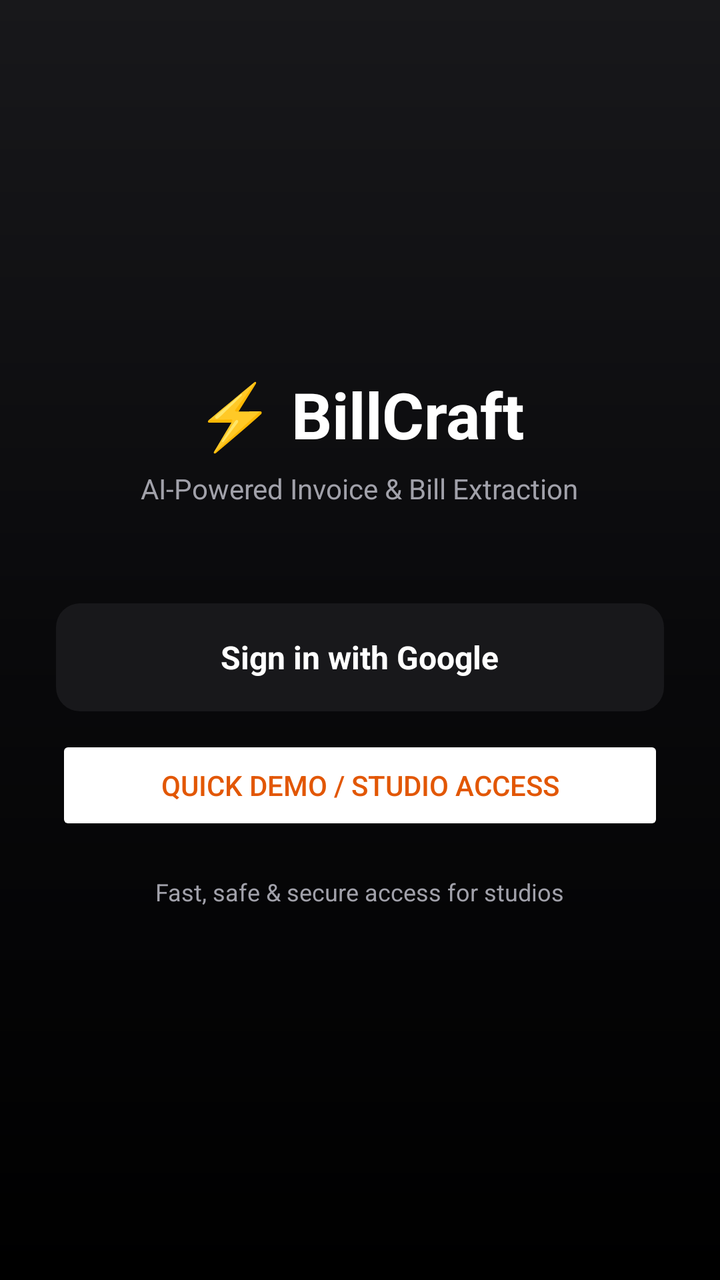
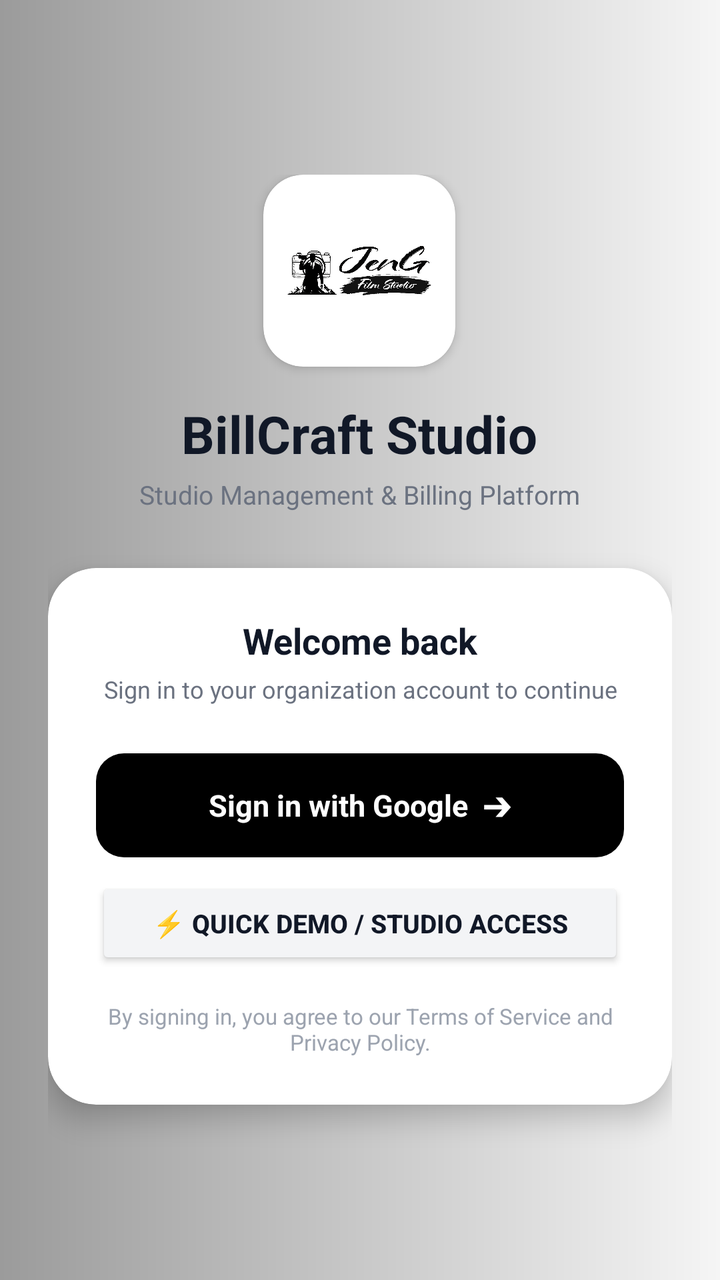

Before-and-after screenshots of an Android layout around one commit, followed by the original layout XML and the change that was made.
<!-- AndroidManifest.xml: application theme Theme.BillCraft -->
<!-- res/layout/activity_login.xml -->
<?xml version="1.0" encoding="utf-8"?>
<LinearLayout xmlns:android="http://schemas.android.com/apk/res/android"
    android:layout_width="match_parent"
    android:layout_height="match_parent"
    android:background="@drawable/bg_dark_gradient"
    android:gravity="center"
    android:orientation="vertical"
    android:padding="28dp">

    <TextView
        android:layout_width="wrap_content"
        android:layout_height="wrap_content"
        android:text="⚡ BillCraft"
        android:textColor="#FFFFFF"
        android:textSize="32sp"
        android:textStyle="bold" />

    <TextView
        android:layout_width="wrap_content"
        android:layout_height="wrap_content"
        android:layout_marginTop="6dp"
        android:text="AI-Powered Invoice &amp; Bill Extraction"
        android:textColor="@color/text_muted"
        android:textSize="14sp" />

    
    <LinearLayout
        android:id="@+id/btnGoogleSignIn"
        android:layout_width="match_parent"
        android:layout_height="54dp"
        android:layout_marginTop="48dp"
        android:background="@drawable/btn_primary_black"
        android:clickable="true"
        android:focusable="true"
        android:gravity="center"
        android:orientation="horizontal"
        android:paddingHorizontal="16dp">

        <TextView
            android:layout_width="wrap_content"
            android:layout_height="wrap_content"
            android:text="Sign in with Google"
            android:textColor="#FFFFFF"
            android:textSize="16sp"
            android:textStyle="bold" />
    </LinearLayout>

    <Button
        android:id="@+id/btnQuickAccess"
        android:layout_width="match_parent"
        android:layout_height="50dp"
        android:layout_marginTop="12dp"
        android:backgroundTint="@color/card_background"
        android:text="Quick Demo / Studio Access"
        android:textColor="@color/brand_orange"
        android:textSize="14sp" />

    <TextView
        android:layout_width="wrap_content"
        android:layout_height="wrap_content"
        android:layout_marginTop="20dp"
        android:text="Fast, safe &amp; secure access for studios"
        android:textColor="@color/text_muted"
        android:textSize="12sp" />

</LinearLayout>
<!-- resources referenced by this layout -->
<resources>
  <color name="brand_orange">#E25704</color>
  <color name="card_background">#FFFFFF</color>
  <color name="text_muted">#A1A1AA</color>
  <!-- drawable bg_dark_gradient (drawable) -->
  <?xml version="1.0" encoding="utf-8"?>
  <shape xmlns:android="http://schemas.android.com/apk/res/android"
      android:shape="rectangle">
      <gradient
          android:angle="270"
          android:startColor="#18181B"
          android:centerColor="#09090B"
          android:endColor="#000000"
          android:type="linear" />
  </shape>
  <!-- drawable btn_primary_black (drawable) -->
  <?xml version="1.0" encoding="utf-8"?>
  <ripple xmlns:android="http://schemas.android.com/apk/res/android"
      android:color="#3F3F46">
      <item>
          <shape android:shape="rectangle">
              <solid android:color="#18181B" />
              <corners android:radius="12dp" />
          </shape>
      </item>
  </ripple>
  <style name="Theme.BillCraft" parent="Theme.Material3.Light.NoActionBar">
          <item name="colorPrimary">@color/primary_black</item>
          <item name="colorOnPrimary">#FFFFFF</item>
          <item name="colorSecondary">@color/brand_orange</item>
          <item name="android:statusBarColor">@color/primary_dark</item>
          <item name="android:windowLightStatusBar">false</item>
          <item name="android:windowBackground">@color/app_background</item>
      </style>
  <color name="primary_black">#18181B</color>
  <color name="primary_dark">#09090B</color>
  <color name="app_background">#FAFAFA</color>
</resources>

<!-- the commit's change to res/layout/activity_login.xml (unified diff, before → after) -->
@@ -1,66 +1,132 @@
 <?xml version="1.0" encoding="utf-8"?>
 <LinearLayout xmlns:android="http://schemas.android.com/apk/res/android"
+    xmlns:app="http://schemas.android.com/apk/res-auto"
     android:layout_width="match_parent"
     android:layout_height="match_parent"
-    android:background="@drawable/bg_dark_gradient"
+    android:background="@drawable/bg_web_silver_gradient"
     android:gravity="center"
     android:orientation="vertical"
-    android:padding="28dp">
-
-    <TextView
-        android:layout_width="wrap_content"
-        android:layout_height="wrap_content"
-        android:text="⚡ BillCraft"
-        android:textColor="#FFFFFF"
-        android:textSize="32sp"
-        android:textStyle="bold" />
-
-    <TextView
-        android:layout_width="wrap_content"
-        android:layout_height="wrap_content"
-        android:layout_marginTop="6dp"
-        android:text="AI-Powered Invoice &amp; Bill Extraction"
-        android:textColor="@color/text_muted"
-        android:textSize="14sp" />
+    android:padding="24dp">
 
     
     <LinearLayout
-        android:id="@+id/btnGoogleSignIn"
-        android:layout_width="match_parent"
-        android:layout_height="54dp"
-        android:layout_marginTop="48dp"
-        android:background="@drawable/btn_primary_black"
-        android:clickable="true"
-        android:focusable="true"
+        android:layout_width="wrap_content"
+        android:layout_height="wrap_content"
         android:gravity="center"
-        android:orientation="horizontal"
-        android:paddingHorizontal="16dp">
+        android:orientation="vertical">
+
+        
+        <androidx.cardview.widget.CardView
+            android:layout_width="96dp"
+            android:layout_height="96dp"
+            app:cardCornerRadius="20dp"
+            app:cardElevation="3dp"
+            app:cardBackgroundColor="#FFFFFF">
+
+            <ImageView
+                android:id="@+id/ivAppLogo"
+                android:layout_width="match_parent"
+                android:layout_height="match_parent"
+                android:padding="12dp"
+                android:scaleType="fitCenter"
+                android:src="@drawable/app_logo" />
+        </androidx.cardview.widget.CardView>
 
         <TextView
             android:layout_width="wrap_content"
             android:layout_height="wrap_content"
-            android:text="Sign in with Google"
-            android:textColor="#FFFFFF"
-            android:textSize="16sp"
+            android:layout_marginTop="16dp"
+            android:text="BillCraft Studio"
+            android:textColor="#111827"
+            android:textSize="26sp"
             android:textStyle="bold" />
+
+        <TextView
+            android:layout_width="wrap_content"
+            android:layout_height="wrap_content"
+            android:layout_marginTop="4dp"
+            android:text="Studio Management &amp; Billing Platform"
+            android:textColor="#6B7280"
+            android:textSize="13sp" />
     </LinearLayout>
 
-    <Button
-        android:id="@+id/btnQuickAccess"
+    
+    <androidx.cardview.widget.CardView
         android:layout_width="match_parent"
-        android:layout_height="50dp"
-        android:layout_marginTop="12dp"
-        android:backgroundTint="@color/card_background"
-        android:text="Quick Demo / Studio Access"
-        android:textColor="@color/brand_orange"
-        android:textSize="14sp" />
+        android:layout_height="wrap_content"
+        android:layout_marginTop="28dp"
+        app:cardCornerRadius="24dp"
+        app:cardElevation="8dp"
+        app:cardBackgroundColor="#FFFFFF">
 
-    <TextView
-        android:layout_width="wrap_content"
-        android:layout_height="wrap_content"
-        android:layout_marginTop="20dp"
-        android:text="Fast, safe &amp; secure access for studios"
-        android:textColor="@color/text_muted"
-        android:textSize="12sp" />
+        <LinearLayout
+            android:layout_width="match_parent"
+            android:layout_height="wrap_content"
+            android:orientation="vertical"
+            android:padding="24dp">
+
+            <TextView
+                android:layout_width="match_parent"
+                android:layout_height="wrap_content"
+                android:gravity="center"
+                android:text="Welcome back"
+                android:textColor="#111827"
+                android:textSize="18sp"
+                android:textStyle="bold" />
+
+            <TextView
+                android:layout_width="match_parent"
+                android:layout_height="wrap_content"
+                android:layout_marginTop="4dp"
+                android:gravity="center"
+                android:text="Sign in to your organization account to continue"
+                android:textColor="#6B7280"
+                android:textSize="12sp" />
+
+            
+            <LinearLayout
+                android:id="@+id/btnGoogleSignIn"
+                android:layout_width="match_parent"
+                android:layout_height="52dp"
+                android:layout_marginTop="24dp"
+                android:background="@drawable/bg_black_button"
+                android:clickable="true"
+                android:focusable="true"
+                android:gravity="center"
+                android:orientation="horizontal"
+                android:paddingHorizontal="20dp">
+
+                <TextView
+                    android:layout_width="wrap_content"
+                    android:layout_height="wrap_content"
+                    android:text="Sign in with Google  ➔"
+                    android:textColor="#FFFFFF"
+                    android:textSize="15sp"
+                    android:textStyle="bold" />
+            </LinearLayout>
+
+            
+            <Button
+                android:id="@+id/btnQuickAccess"
+                android:layout_width="match_parent"
+                android:layout_height="46dp"
+                android:layout_marginTop="10dp"
+                android:backgroundTint="#F3F4F6"
+                android:text="⚡ Quick Demo / Studio Access"
+                android:textColor="#111827"
+                android:textSize="13sp"
+                android:textStyle="bold" />
+
+            <TextView
+                android:layout_width="match_parent"
+                android:layout_height="wrap_content"
+                android:layout_marginTop="16dp"
+                android:gravity="center"
+                android:text="By signing in, you agree to our Terms of Service and Privacy Policy."
+                android:textColor="#9CA3AF"
+                android:textSize="11sp" />
+
+        </LinearLayout>
+    </androidx.cardview.widget.CardView>
 
 </LinearLayout>
<!-- resource entries referenced after the edit -->
@@ -1,30 +1,26 @@
 <!-- resources referenced by this layout -->
 <resources>
-  <color name="brand_orange">#E25704</color>
-  <color name="card_background">#FFFFFF</color>
-  <color name="text_muted">#A1A1AA</color>
-  <!-- drawable bg_dark_gradient (drawable) -->
-  <?xml version="1.0" encoding="utf-8"?>
-  <shape xmlns:android="http://schemas.android.com/apk/res/android"
-      android:shape="rectangle">
-      <gradient
-          android:angle="270"
-          android:startColor="#18181B"
-          android:centerColor="#09090B"
-          android:endColor="#000000"
-          android:type="linear" />
-  </shape>
-  <!-- drawable btn_primary_black (drawable) -->
+  <!-- drawable app_logo: png bitmap (drawable, 200096 bytes) -->
+  <!-- drawable bg_black_button (drawable) -->
   <?xml version="1.0" encoding="utf-8"?>
   <ripple xmlns:android="http://schemas.android.com/apk/res/android"
-      android:color="#3F3F46">
+      android:color="#333333">
       <item>
-          <shape android:shape="rectangle">
-              <solid android:color="#18181B" />
-              <corners android:radius="12dp" />
+          <shape>
+              <solid android:color="#000000" />
+              <corners android:radius="14dp" />
           </shape>
       </item>
   </ripple>
+  <!-- drawable bg_web_silver_gradient (drawable) -->
+  <?xml version="1.0" encoding="utf-8"?>
+  <shape xmlns:android="http://schemas.android.com/apk/res/android">
+      <gradient
+          android:angle="0"
+          android:startColor="#9B9B9B"
+          android:endColor="#F5F5F5"
+          android:type="linear" />
+  </shape>
   <style name="Theme.BillCraft" parent="Theme.Material3.Light.NoActionBar">
           <item name="colorPrimary">@color/primary_black</item>
           <item name="colorOnPrimary">#FFFFFF</item>
@@ -34,6 +30,7 @@
           <item name="android:windowBackground">@color/app_background</item>
       </style>
   <color name="primary_black">#18181B</color>
+  <color name="brand_orange">#E25704</color>
   <color name="primary_dark">#09090B</color>
   <color name="app_background">#FAFAFA</color>
 </resources>
